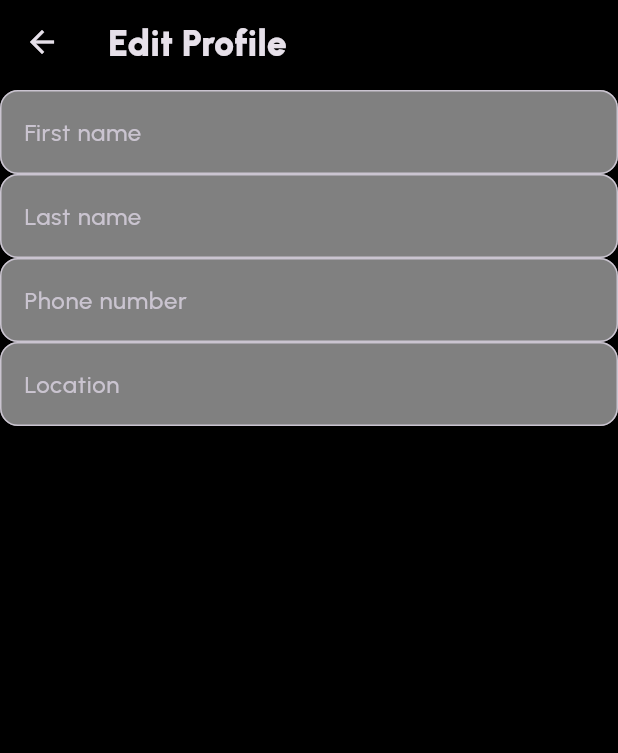
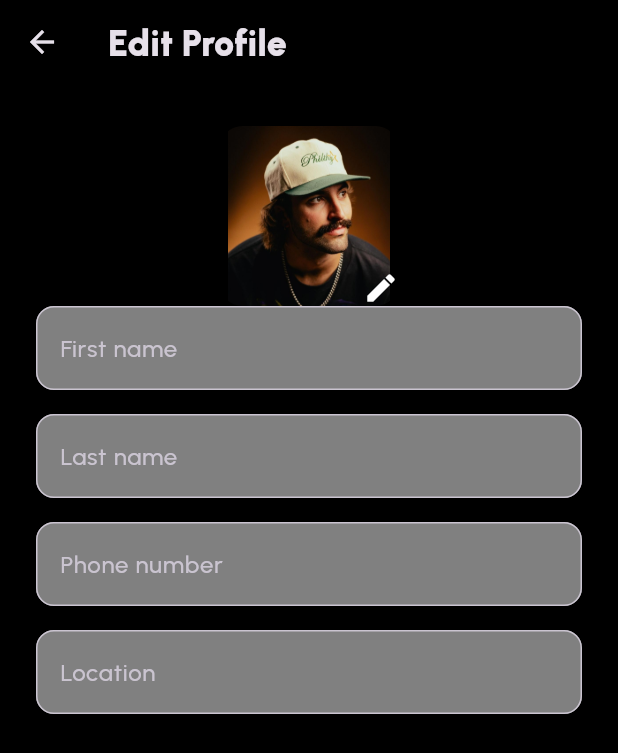
Before and after one commit to rhitverse/flutter, a Flutter app: the EditProfilePage screen opened by its route, on a phone screen of 412 x 824 dp. Shown: the top 753 px of the screen. Run offline on Flutter 3.47's test engine with Material 3 defaults, Android fonts, the light colour scheme and no system bars; our stand-ins replace flutter_svg.

Commit message:
flutter10

```diff
--- /dev/null
+++ b/lib/components/user_avatar.dart
@@ -0,0 +1,18 @@
+import 'package:flutter/material.dart';
+
+class UserAvatar extends StatelessWidget {
+  final double size;
+  const UserAvatar({super.key, this.size = 40});
+
+  @override
+  Widget build(BuildContext context) {
+    return ClipRRect(
+      borderRadius: BorderRadius.all(Radius.circular(16)),
+      child: Image.asset(
+          'assets/temp/user1.png',
+          width: size,
+          height: size,
+      ),
+    );
+  }
+}
--- a/lib/pages/edit_profile_page.dart
+++ b/lib/pages/edit_profile_page.dart
@@ -1,5 +1,6 @@
 import 'package:coading/components/app_text_field.dart';
 import 'package:coading/components/toolbar.dart';
+import 'package:coading/components/user_avatar.dart';
 import 'package:coading/config/app_strings.dart';
 import 'package:flutter/material.dart';
 
@@ -10,13 +11,33 @@ class EditProfilePage extends StatelessWidget {
   Widget build(BuildContext context) {
     return Scaffold(
       appBar: Toolbar(title: AppStrings.editprofile),
-      body: Column(
+      body: Padding(
+        padding: const EdgeInsets.all(24.0),
+        child: Column(
+          children:[
+            Stack(
                   children: [
+                            UserAvatar(
+                              size: 120,
+                            ),
+                            Positioned(bottom: 0,right: 0,child: Icon(Icons.edit))
+                          ],
+                        ),
             AppTextField(hint: 'First name'),
+            SizedBox(
+              height: 16,
+            ),
             AppTextField(hint: 'Last name'),
+            SizedBox(
+              height: 16,
+            ),
             AppTextField(hint: 'Phone number'),
+            SizedBox(
+              height: 16,
+            ),
             AppTextField(hint: 'Location'),
           ],
+        ),
       ),
     );
   }
--- a/lib/pages/profile_page.dart
+++ b/lib/pages/profile_page.dart
@@ -1,4 +1,5 @@
 import 'package:coading/components/toolbar.dart';
+import 'package:coading/components/user_avatar.dart';
 import 'package:coading/config/app_routes.dart';
 import 'package:coading/styles/app_text.dart';
 import 'package:flutter/material.dart';
@@ -41,10 +42,7 @@ class ProfilePage extends StatelessWidget {
       ),
       body: Column(
         children: [
-          ClipRRect(
-            borderRadius: BorderRadius.all(Radius.circular(16)),
-            child: Image.asset('assets/temp/user1.png', width: 90, height: 90),
-          ),
+          UserAvatar(size: 90,),
           SizedBox(height: 24),
           Text('Steve Harrington', style: AppText.header2),
           SizedBox(height: 12),
```
Lines whose indentation alone changed are shown as unchanged.
